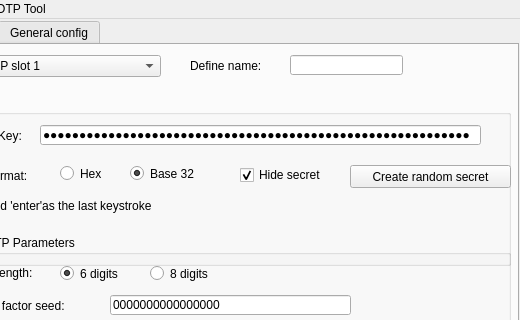
The window that PC software/CryptoStickGUI/mainwindow.ui (Nitrokey/nitrokey-pro-firmware) describes before a commit, drawn with Qt 5; both pictures show x 82 to 602 and y 0 to 320 of the 602 by 550 pixel window.
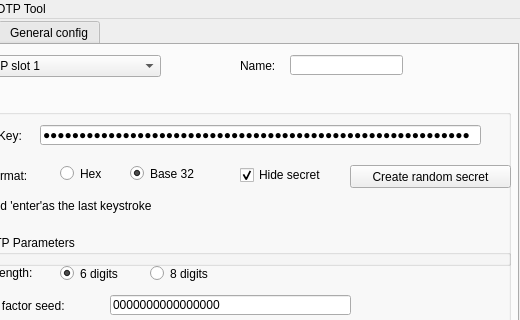
The same window after the commit.

```diff
--- a/PC software/CryptoStickGUI/mainwindow.ui
+++ b/PC software/CryptoStickGUI/mainwindow.ui
@@ -210,14 +210,14 @@
      <widget class="QLabel" name="label_2">
       <property name="geometry">
        <rect>
-        <x>270</x>
+        <x>320</x>
         <y>10</y>
-        <width>101</width>
+        <width>51</width>
         <height>21</height>
        </rect>
       </property>
       <property name="text">
-       <string>Define name:</string>
+       <string>Name:</string>
       </property>
      </widget>
      <widget class="QComboBox" name="slotComboBox">
```
